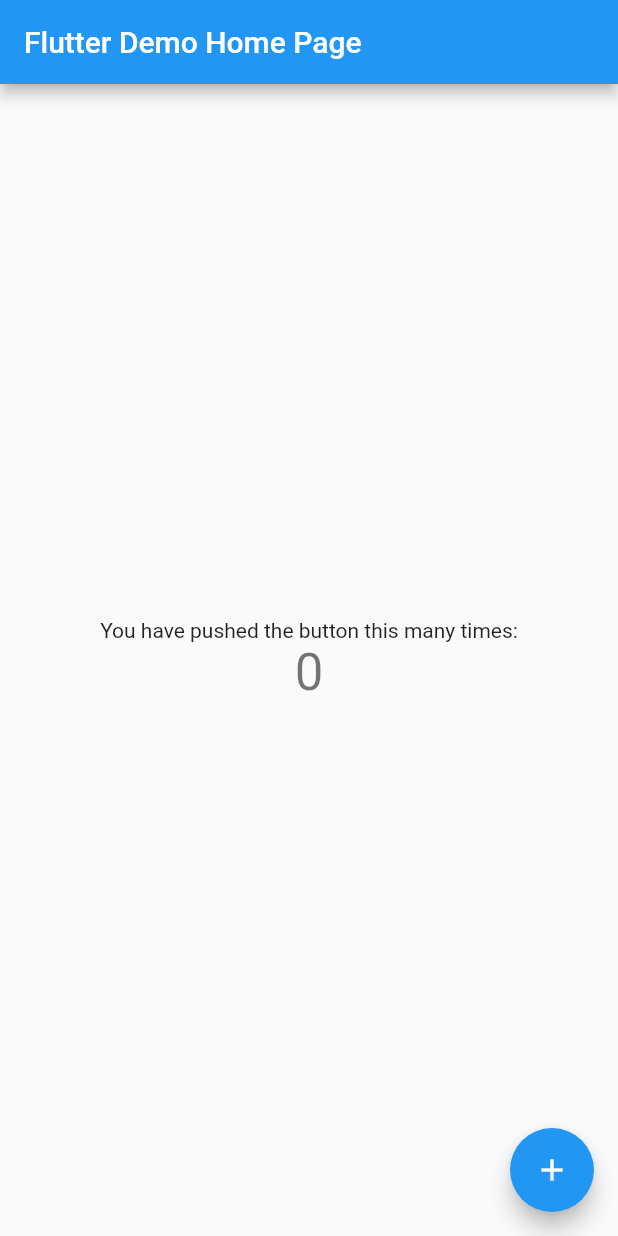
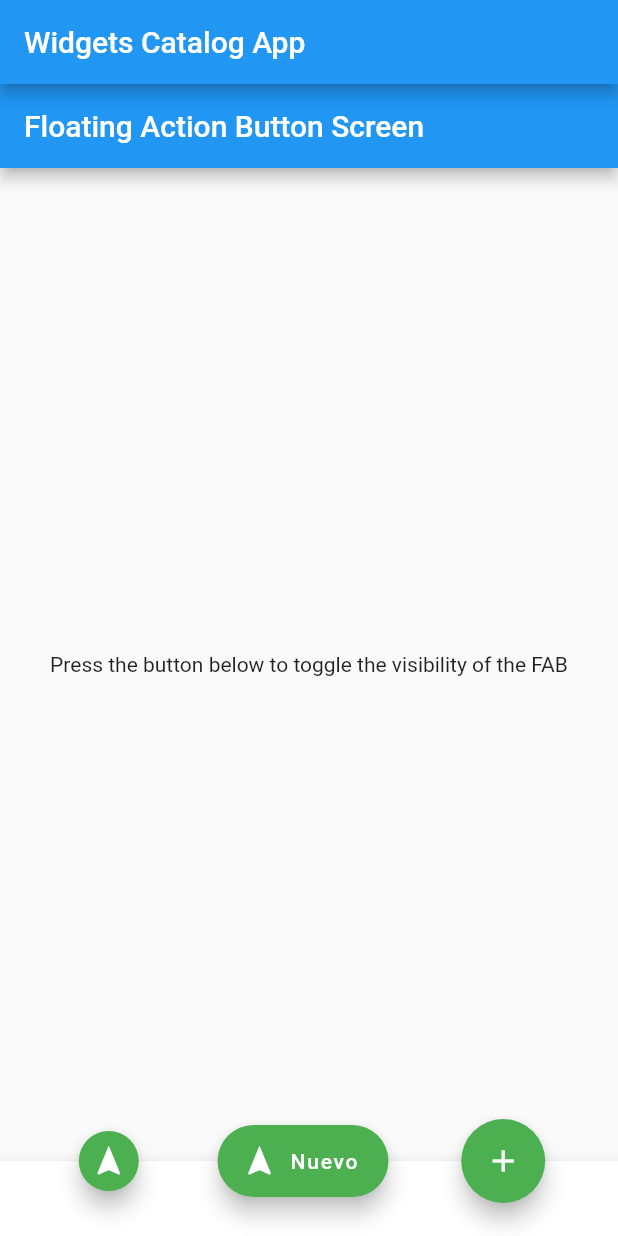
Before and after one commit to Camilo-Hernandez/FlutterProjects, a Flutter app: the screen it shows after launch, on a phone screen of 412 x 824 dp. Run offline on Flutter 3.47's test engine with Material 2 defaults, Android fonts, the phone set to English and light mode, and no system bars.

Commit message:
Añadidos Buttons, Floating Action Buttons, Gesture Detector

```diff
--- /dev/null
+++ b/lib/common_widgets_libraries/floating_action_button.dart
@@ -0,0 +1,90 @@
+import 'package:flutter/material.dart';
+
+class FloatingActionButtonScreen extends StatefulWidget {
+  const FloatingActionButtonScreen({super.key});
+
+  @override
+  State<FloatingActionButtonScreen> createState() =>
+      _FloatingActionButtonScreenState();
+}
+
+class _FloatingActionButtonScreenState
+    extends State<FloatingActionButtonScreen> {
+  bool _isButtonGreen = true;
+  Color _smallButtonBackgroundColor = Colors.green;
+  Color _standardButtonBackgroundColor = Colors.green;
+  Color _extendedButtonBackgroundColor = Colors.green;
+
+  @override
+  Widget build(BuildContext context) {
+    return Scaffold(
+      appBar: AppBar(
+        title: const Text('Floating Action Button Screen'),
+      ),
+      body: const Center(
+        child:
+            Text('Press the button below to toggle the visibility of the FAB'),
+      ),
+      floatingActionButton:
+          Row(mainAxisAlignment: MainAxisAlignment.spaceEvenly, children: [
+        FloatingActionButton.small(
+          onPressed: _toggleSmallButtonColor,
+          backgroundColor: _smallButtonBackgroundColor,
+          child: const Icon(Icons.navigation),
+        ),
+        FloatingActionButton.extended(
+          onPressed: _toggleExtendedButtonColor,
+          label: const Text("Nuevo"),
+          icon: const Icon(Icons.navigation),
+          backgroundColor: _extendedButtonBackgroundColor,
+        ),
+        // Standard Button
+        FloatingActionButton(
+          onPressed: _toggleStandardButtonColor,
+          backgroundColor: _standardButtonBackgroundColor,
+          child: const Icon(Icons.add),
+        ),
+      ]),
+      floatingActionButtonLocation: FloatingActionButtonLocation.centerDocked,
+      bottomNavigationBar: BottomAppBar(
+        child: Container(
+          height: 50.0,
+        ),
+      ),
+      floatingActionButtonAnimator: FloatingActionButtonAnimator.scaling,
+    );
+  }
+
+  void _toggleSmallButtonColor() {
+    setState(() {
+      _isButtonGreen = !_isButtonGreen;
+      if (_isButtonGreen) {
+        _smallButtonBackgroundColor = Colors.green;
+      } else {
+        _smallButtonBackgroundColor = Colors.blue;
+      }
+    });
+  }
+
+  void _toggleExtendedButtonColor() {
+    setState(() {
+      _isButtonGreen = !_isButtonGreen;
+      if (_isButtonGreen) {
+        _extendedButtonBackgroundColor = Colors.green;
+      } else {
+        _extendedButtonBackgroundColor = Colors.blue;
+      }
+    });
+  }
+
+  void _toggleStandardButtonColor() {
+    setState(() {
+      _isButtonGreen = !_isButtonGreen;
+      if (_isButtonGreen) {
+        _standardButtonBackgroundColor = Colors.green;
+      } else {
+        _standardButtonBackgroundColor = Colors.blue;
+      }
+    });
+  }
+}
--- a/lib/main.dart
+++ b/lib/main.dart
@@ -1,4 +1,8 @@
 import 'package:flutter/material.dart';
+
+import 'common_widgets_libraries/floating_action_button.dart';
+
+const appTitle = 'Widgets Catalog App';
 
 void main() {
   runApp(const WidgetsCatalogApp());
@@ -7,100 +11,27 @@
 class WidgetsCatalogApp extends StatelessWidget {
   const WidgetsCatalogApp({super.key});
 
-  //
   @override
   Widget build(BuildContext context) {
     return MaterialApp(
-      title: 'Flutter Demo',
+      title: appTitle,
       theme: ThemeData(
         primarySwatch: Colors.blue,
       ),
-      home: const MyHomePage(title: 'Flutter Demo Home Page'),
+      home: const HomePage(),
     );
   }
 }
 
-class MyHomePage extends StatefulWidget {
-  const MyHomePage({super.key, required this.title});
-
-  // This widget is the home page of your application. It is stateful, meaning
-  // that it has a State object (defined below) that contains fields that affect
-  // how it looks.
-
-  // This class is the configuration for the state. It holds the values (in this
-  // case the title) provided by the parent (in this case the App widget) and
-  // used by the build method of the State. Fields in a Widget subclass are
-  // always marked "final".
-
-  final String title;
-
-  @override
-  State<MyHomePage> createState() => _MyHomePageState();
-}
-
-class _MyHomePageState extends State<MyHomePage> {
-  int _counter = 0;
-
-  void _incrementCounter() {
-    setState(() {
-      // This call to setState tells the Flutter framework that something has
-      // changed in this State, which causes it to rerun the build method below
-      // so that the display can reflect the updated values. If we changed
-      // _counter without calling setState(), then the build method would not be
-      // called again, and so nothing would appear to happen.
-      _counter++;
-    });
-  }
-
+class HomePage extends StatelessWidget {
+  const HomePage({super.key});
   @override
   Widget build(BuildContext context) {
-    // This method is rerun every time setState is called, for instance as done
-    // by the _incrementCounter method above.
-    //
-    // The Flutter framework has been optimized to make rerunning build methods
-    // fast, so that you can just rebuild anything that needs updating rather
-    // than having to individually change instances of widgets.
     return Scaffold(
       appBar: AppBar(
-        // Here we take the value from the MyHomePage object that was created by
-        // the App.build method, and use it to set our appbar title.
-        title: Text(widget.title),
+        title: const Text(appTitle),
       ),
-      body: Center(
-        // Center is a layout widget. It takes a single child and positions it
-        // in the middle of the parent.
-        child: Column(
-          // Column is also a layout widget. It takes a list of children and
-          // arranges them vertically. By default, it sizes itself to fit its
-          // children horizontally, and tries to be as tall as its parent.
-          //
-          // Invoke "debug painting" (press "p" in the console, choose the
-          // "Toggle Debug Paint" action from the Flutter Inspector in Android
-          // Studio, or the "Toggle Debug Paint" command in Visual Studio Code)
-          // to see the wireframe for each widget.
-          //
-          // Column has various properties to control how it sizes itself and
-          // how it positions its children. Here we use mainAxisAlignment to
-          // center the children vertically; the main axis here is the vertical
-          // axis because Columns are vertical (the cross axis would be
-          // horizontal).
-          mainAxisAlignment: MainAxisAlignment.center,
-          children: <Widget>[
-            const Text(
-              'You have pushed the button this many times:',
-            ),
-            Text(
-              '$_counter',
-              style: Theme.of(context).textTheme.headlineMedium,
-            ),
-          ],
-        ),
-      ),
-      floatingActionButton: FloatingActionButton(
-        onPressed: _incrementCounter,
-        tooltip: 'Increment',
-        child: const Icon(Icons.add),
-      ), // This trailing comma makes auto-formatting nicer for build methods.
+      body: const FloatingActionButtonScreen(),
     );
   }
 }
```
Also changed, not shown: lib/common_widgets_libraries/buttons_screen.dart (added, +52 -0 lines), lib/common_widgets_libraries/gesture_detector_screen.dart (added, +76 -0 lines).
